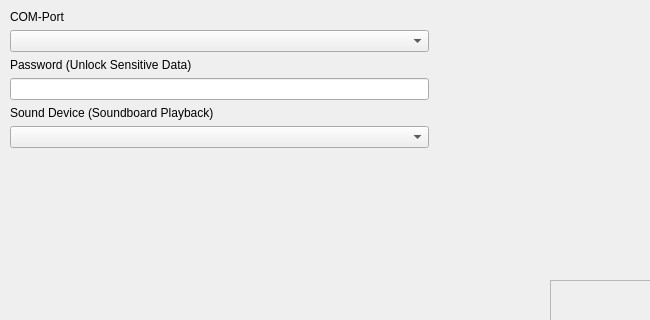
The window that pico.hid.service/ui/main_config_window.ui (schms27/raspi.pico.collection) describes before a commit, drawn with Qt 5; both pictures show x 0 to 650 and y 0 to 320 of the 650 by 620 pixel window.
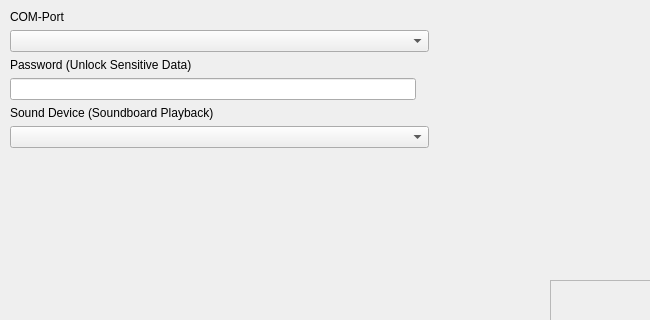
The same window after the commit. Icons and pictures are not drawn.

Commit message: added functionality to password-field

```diff
--- a/pico.hid.service/ui/main_config_window.ui
+++ b/pico.hid.service/ui/main_config_window.ui
@@ -56,7 +56,18 @@
           </widget>
          </item>
          <item>
-          <widget class="QLineEdit" name="password_lineEdit"/>
+          <layout class="QHBoxLayout" name="horizontalLayout_3">
+           <item>
+            <widget class="QLineEdit" name="password_lineEdit"/>
+           </item>
+           <item>
+            <widget class="QLabel" name="label_icon_password_set">
+             <property name="text">
+              <string/>
+             </property>
+            </widget>
+           </item>
+          </layout>
          </item>
          <item>
           <widget class="QLabel" name="label_3">
```
The commit also changes 7 other files.
